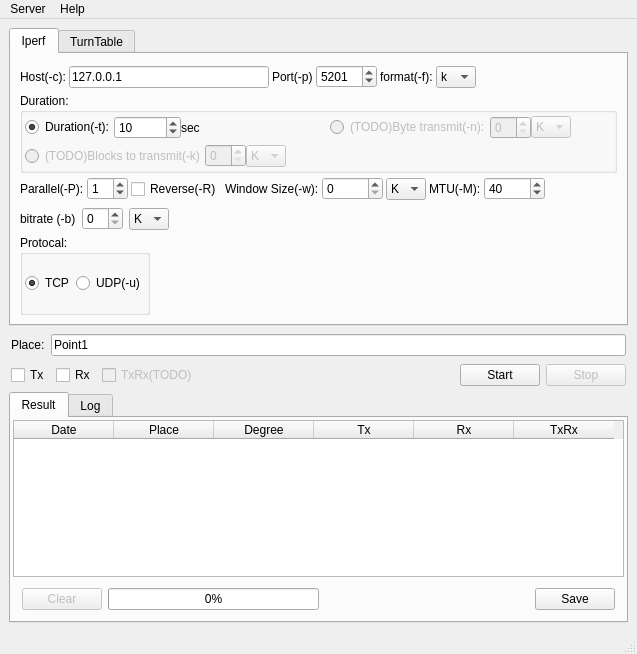
Above: qperf.ui from coolshou/pyIperf before the change. Below: the same form after it.
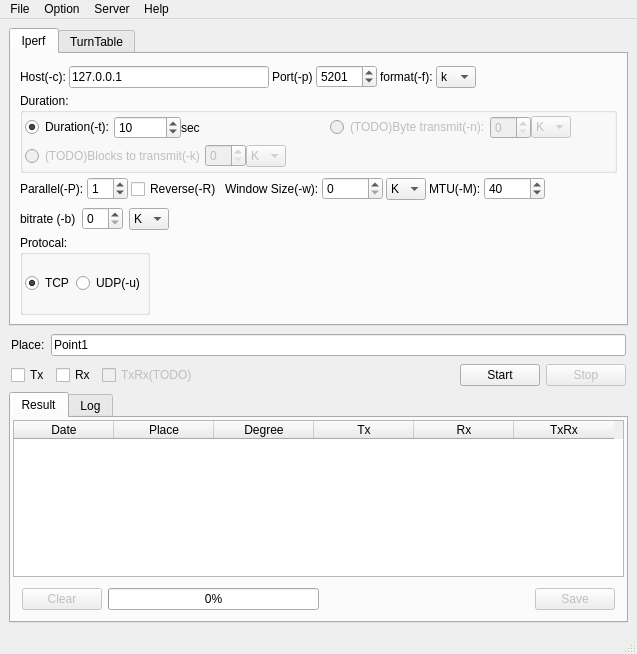
That is the form after the change.

```diff
--- a/qperf.ui
+++ b/qperf.ui
@@ -1163,6 +1163,9 @@
            </item>
            <item>
             <widget class="QPushButton" name="pbSave">
+             <property name="enabled">
+              <bool>false</bool>
+             </property>
              <property name="text">
               <string>Save</string>
              </property>
@@ -1218,7 +1221,7 @@
      <x>0</x>
      <y>0</y>
      <width>637</width>
-     <height>23</height>
+     <height>26</height>
     </rect>
    </property>
    <widget class="QMenu" name="menuHelp">
@@ -1233,6 +1236,20 @@
     </property>
     <addaction name="actionStop"/>
    </widget>
+   <widget class="QMenu" name="menuFile">
+    <property name="title">
+     <string>File</string>
+    </property>
+    <addaction name="actionSave"/>
+   </widget>
+   <widget class="QMenu" name="menuOption">
+    <property name="title">
+     <string>Option</string>
+    </property>
+    <addaction name="actionConfig"/>
+   </widget>
+   <addaction name="menuFile"/>
+   <addaction name="menuOption"/>
    <addaction name="menuServer"/>
    <addaction name="menuHelp"/>
   </widget>
```
Left out of the diff: 15 changed lines with no effect on the pictures.
